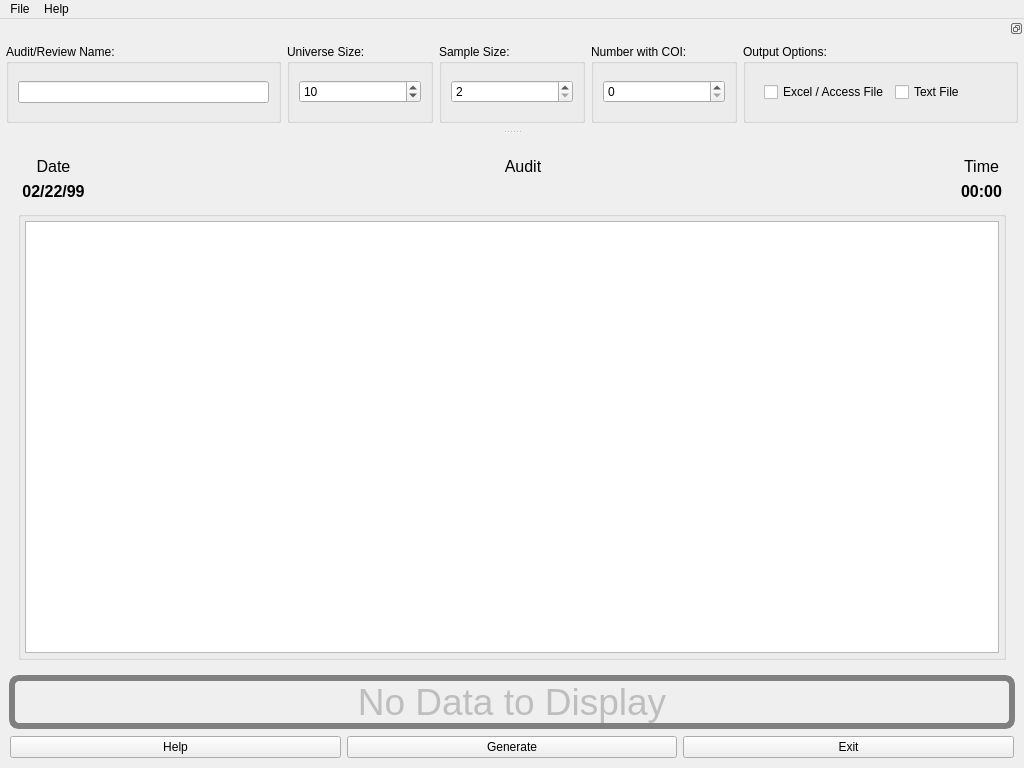
cbtek/RStats2017, file products/RAT-STATS/rstats_modules/unrestricted_attribute_appraisal/src/UIRStatsUAA.ui: the form before one commit.
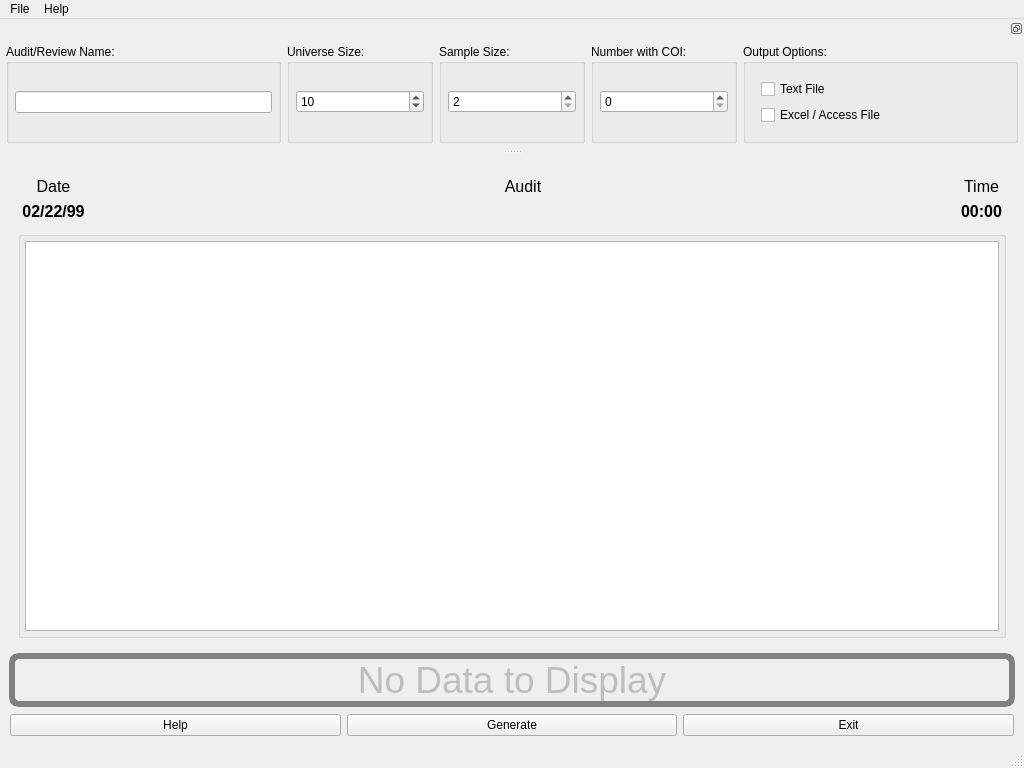
The form after the commit.

```diff
--- a/products/RAT-STATS/rstats_modules/unrestricted_attribute_appraisal/src/UIRStatsUAA.ui
+++ b/products/RAT-STATS/rstats_modules/unrestricted_attribute_appraisal/src/UIRStatsUAA.ui
@@ -351,16 +351,16 @@
           </property>
           <layout class="QGridLayout" name="gridLayout_2">
            <property name="leftMargin">
-            <number>9</number>
+            <number>6</number>
            </property>
            <property name="topMargin">
-            <number>9</number>
+            <number>6</number>
            </property>
            <property name="rightMargin">
-            <number>9</number>
+            <number>6</number>
            </property>
            <property name="bottomMargin">
-            <number>9</number>
+            <number>6</number>
            </property>
            <property name="spacing">
             <number>11</number>
@@ -381,6 +381,18 @@
            <string>Universe Size:</string>
           </property>
           <layout class="QVBoxLayout" name="verticalLayout">
+           <property name="leftMargin">
+            <number>6</number>
+           </property>
+           <property name="topMargin">
+            <number>6</number>
+           </property>
+           <property name="rightMargin">
+            <number>6</number>
+           </property>
+           <property name="bottomMargin">
+            <number>6</number>
+           </property>
            <item>
             <widget class="QSpinBox" name="m_spnUniverseSize">
              <property name="alignment">
@@ -413,16 +425,16 @@
           </property>
           <layout class="QVBoxLayout" name="verticalLayout_6">
            <property name="leftMargin">
-            <number>9</number>
+            <number>6</number>
            </property>
            <property name="topMargin">
-            <number>9</number>
+            <number>6</number>
            </property>
            <property name="rightMargin">
-            <number>9</number>
+            <number>6</number>
            </property>
            <property name="bottomMargin">
-            <number>9</number>
+            <number>6</number>
            </property>
            <item>
             <widget class="QSpinBox" name="m_spnSampleSize">
@@ -443,6 +455,18 @@
            <string>Number with COI:</string>
           </property>
           <layout class="QGridLayout" name="gridLayout">
+           <property name="leftMargin">
+            <number>6</number>
+           </property>
+           <property name="topMargin">
+            <number>6</number>
+           </property>
+           <property name="rightMargin">
+            <number>6</number>
+           </property>
+           <property name="bottomMargin">
+            <number>6</number>
+           </property>
            <item row="0" column="0">
             <widget class="QSpinBox" name="m_spnCOI">
              <property name="maximum">
@@ -471,6 +495,18 @@
            <string>Output Options:</string>
           </property>
           <layout class="QVBoxLayout" name="verticalLayout_4">
+           <property name="leftMargin">
+            <number>6</number>
+           </property>
+           <property name="topMargin">
+            <number>6</number>
+           </property>
+           <property name="rightMargin">
+            <number>6</number>
+           </property>
+           <property name="bottomMargin">
+            <number>6</number>
+           </property>
            <item>
             <widget class="QFrame" name="frame">
              <property name="sizePolicy">
@@ -479,14 +515,7 @@
                <verstretch>0</verstretch>
               </sizepolicy>
              </property>
-             <layout class="QHBoxLayout" name="horizontalLayout_2">
-              <item>
-               <widget class="QCheckBox" name="m_chkExcelAccessOutput">
-                <property name="text">
-                 <string>Excel / Access File</string>
-                </property>
-               </widget>
-              </item>
+             <layout class="QVBoxLayout" name="verticalLayout_3">
               <item>
                <widget class="QCheckBox" name="m_chkTextOutput">
                 <property name="text">
@@ -494,6 +523,13 @@
                 </property>
                </widget>
               </item>
+              <item>
+               <widget class="QCheckBox" name="m_chkCSVOutput">
+                <property name="text">
+                 <string>Excel / Access File</string>
+                </property>
+               </widget>
+              </item>
              </layout>
             </widget>
            </item>
@@ -533,6 +569,7 @@
    <addaction name="menuFile"/>
    <addaction name="menuHelp"/>
   </widget>
+  <widget class="QStatusBar" name="m_statusBar"/>
   <action name="actionRecentlyUsed">
    <property name="text">
     <string>Recently Used</string>
```
Left out of the diff: 2 changed lines with no effect on the pictures.
